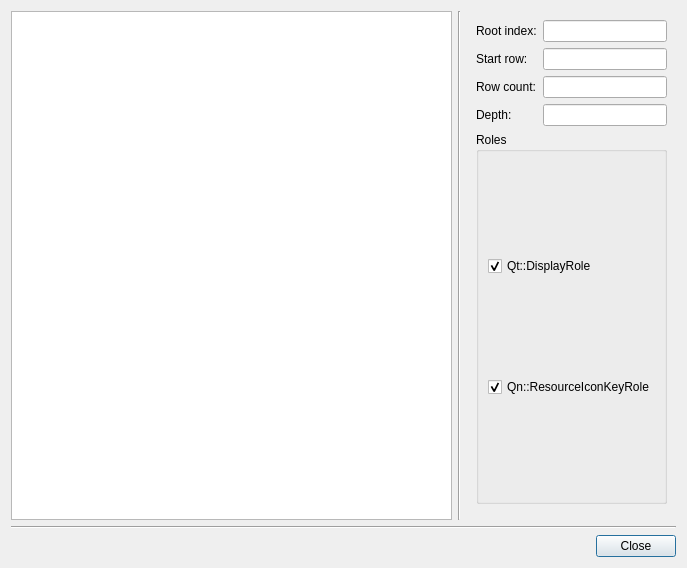
This is vms/client/nx_vms_client_desktop/src/ui/dialogs/resource_tree_snapshot_dialog.ui in networkoptix/nx_open as Qt 5 draws it before an edit. The edited form follows.
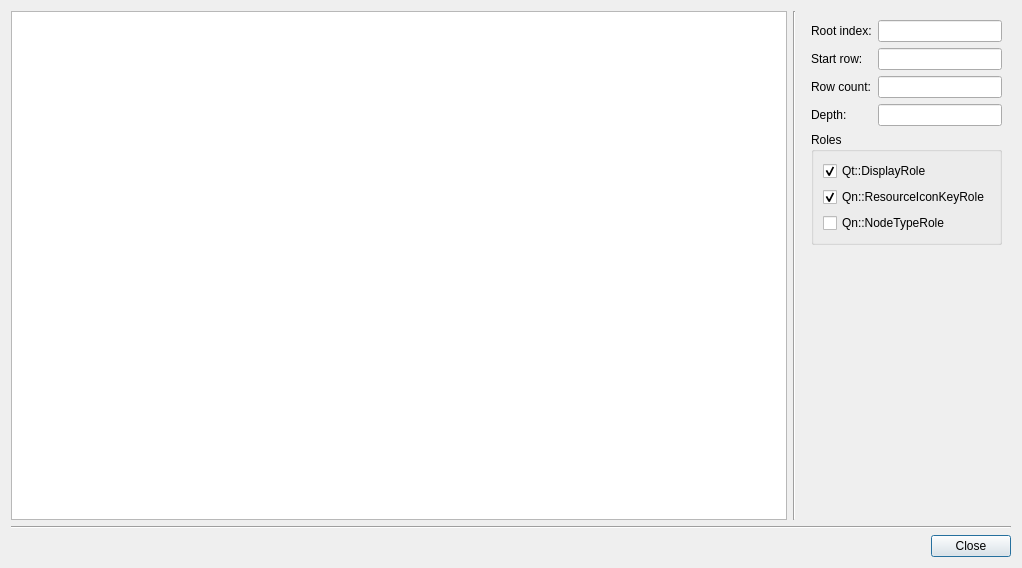
This is the edited form. Custom widgets are drawn as their Qt base class.

Commit message:
Little update to resource tree snapshot tool
<==== Mercurial data ====>
Branch: vms

```diff
--- a/vms/client/nx_vms_client_desktop/src/ui/dialogs/resource_tree_snapshot_dialog.ui
+++ b/vms/client/nx_vms_client_desktop/src/ui/dialogs/resource_tree_snapshot_dialog.ui
@@ -6,7 +6,7 @@
    <rect>
     <x>0</x>
     <y>0</y>
-    <width>687</width>
+    <width>1022</width>
     <height>568</height>
    </rect>
   </property>
@@ -114,6 +114,13 @@
              </property>
             </widget>
            </item>
+           <item>
+            <widget class="QCheckBox" name="nodeTypeCheckBox">
+             <property name="text">
+              <string>Qn::NodeTypeRole</string>
+             </property>
+            </widget>
+           </item>
           </layout>
          </widget>
         </item>
@@ -122,6 +129,12 @@
           <property name="orientation">
            <enum>Qt::Vertical</enum>
           </property>
+          <property name="sizeHint" stdset="0">
+           <size>
+            <width>0</width>
+            <height>0</height>
+           </size>
+          </property>
          </spacer>
         </item>
        </layout>
```
The commit also changes 1 other file.
